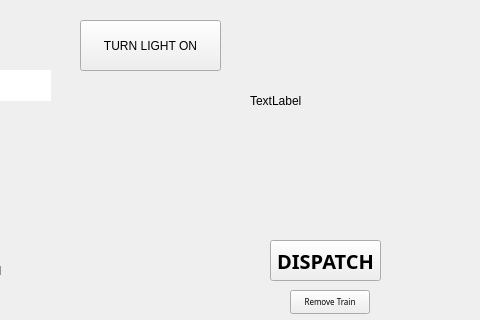
ethanbwillis/Ride-Restraint-Interface, file RideRestraintInterface/mainwindow.ui: the form before one commit; both pictures show x 320 to 800 and y 0 to 320 of the 800 by 600 pixel window.
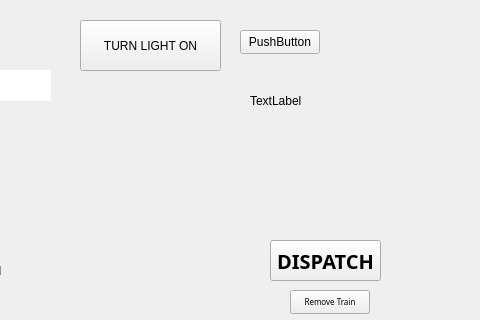
The form after the commit.

What changed in the file:
```diff
--- a/RideRestraintInterface/mainwindow.ui
+++ b/RideRestraintInterface/mainwindow.ui
@@ -608,6 +608,19 @@
      <string>TURN LIGHT ON</string>
     </property>
    </widget>
+   <widget class="QPushButton" name="pushButton_2">
+    <property name="geometry">
+     <rect>
+      <x>560</x>
+      <y>30</y>
+      <width>80</width>
+      <height>24</height>
+     </rect>
+    </property>
+    <property name="text">
+     <string>PushButton</string>
+    </property>
+   </widget>
   </widget>
   <widget class="QMenuBar" name="menubar">
    <property name="geometry">
```
